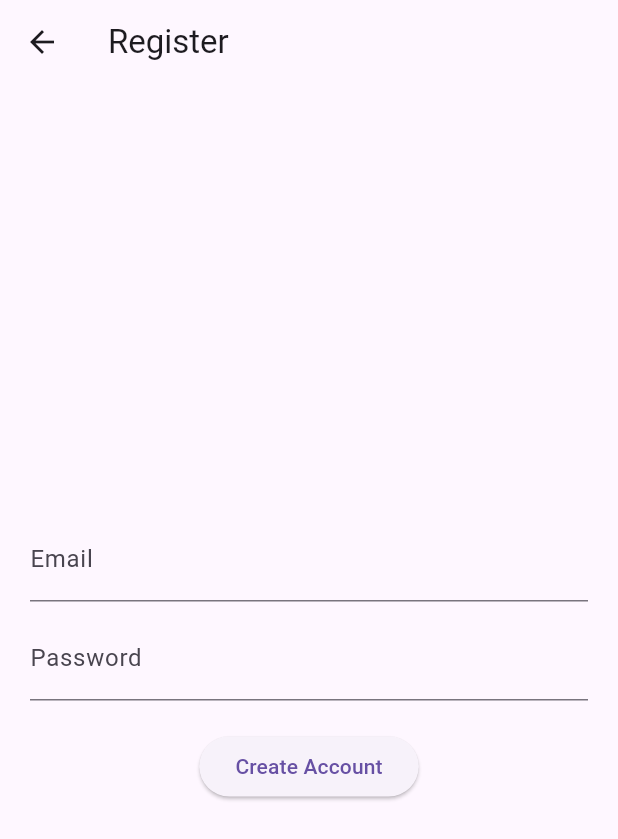
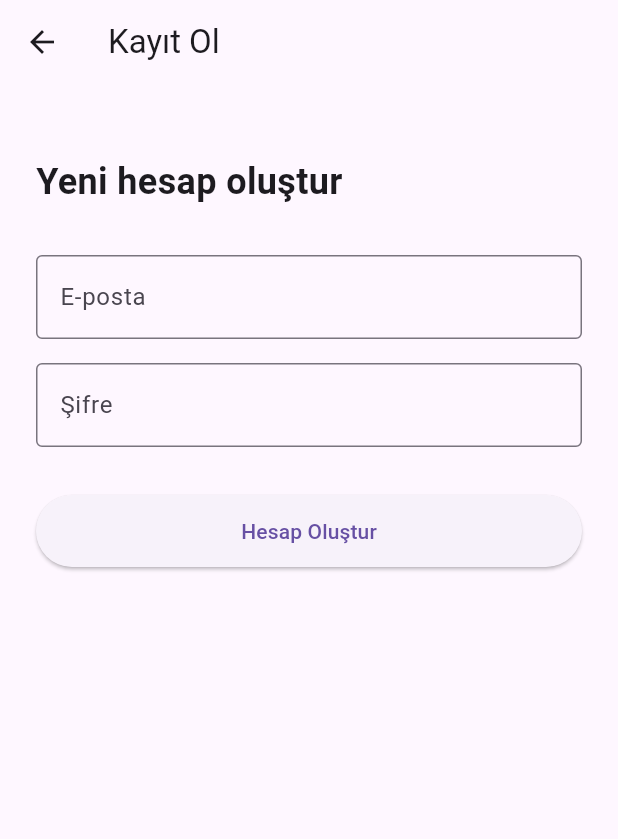
Before and after one commit to SharpShooter263/MySphereClean, a Flutter app: the RegisterScreen screen opened directly, on a phone screen of 412 x 824 dp. Shown: the top 839 px of the screen. Run offline on Flutter 3.47's test engine with Material 3 defaults, Android fonts, the phone set to English and light mode, and no system bars; our stand-ins replace firebase_auth, firebase_core; accounts and stored records are empty.

Commit message:
Update register_screen.dart

```diff
--- a/lib/screens/register_screen.dart
+++ b/lib/screens/register_screen.dart
@@ -9,63 +9,114 @@ class RegisterScreen extends StatefulWidget {
 }
 
 class _RegisterScreenState extends State<RegisterScreen> {
-  final emailController = TextEditingController();
-  final passwordController = TextEditingController();
-  bool loading = false;
+  final _emailController = TextEditingController();
+  final _passwordController = TextEditingController();
+  bool _isLoading = false;
 
-  Future<void> register() async {
-    setState(() {
-      loading = true;
-    });
+  @override
+  void dispose() {
+    _emailController.dispose();
+    _passwordController.dispose();
+    super.dispose();
+  }
+
+  Future<void> _register() async {
+    final email = _emailController.text.trim();
+    final password = _passwordController.text.trim();
+
+    if (email.isEmpty || password.isEmpty) {
+      _showMessage('E-posta ve şifre boş olamaz.');
+      return;
+    }
+
+    if (password.length < 6) {
+      _showMessage('Şifre en az 6 karakter olmalı.');
+      return;
+    }
+
+    setState(() => _isLoading = true);
 
     try {
       await FirebaseAuth.instance.createUserWithEmailAndPassword(
-        email: emailController.text.trim(),
-        password: passwordController.text.trim(),
+        email: email,
+        password: password,
       );
 
-      ScaffoldMessenger.of(context).showSnackBar(
-        const SnackBar(content: Text('Account Created')),
-      );
+      _showMessage('Kayıt başarılı! Şimdi giriş yapabilirsin.');
 
-      Navigator.pop(context);
+      // Bir önceki sayfaya dön (Login ekranı)
+      if (mounted) Navigator.pop(context);
     } on FirebaseAuthException catch (e) {
-      ScaffoldMessenger.of(context).showSnackBar(
-        SnackBar(content: Text(e.message ?? "Register Failed")),
-      );
+      String msg = 'Kayıt başarısız.';
+      if (e.code == 'email-already-in-use') {
+        msg = 'Bu e-posta zaten kayıtlı.';
+      } else if (e.code == 'invalid-email') {
+        msg = 'Geçersiz e-posta adresi.';
+      } else if (e.code == 'weak-password') {
+        msg = 'Şifre çok zayıf.';
+      }
+      _showMessage(msg);
+    } catch (_) {
+      _showMessage('Beklenmeyen bir hata oluştu.');
+    } finally {
+      if (mounted) setState(() => _isLoading = false);
     }
+  }
 
-    setState(() {
-      loading = false;
-    });
+  void _showMessage(String message) {
+    ScaffoldMessenger.of(context).showSnackBar(
+      SnackBar(content: Text(message)),
+    );
   }
 
   @override
   Widget build(BuildContext context) {
     return Scaffold(
-      appBar: AppBar(title: const Text("Register")),
+      appBar: AppBar(
+        title: const Text('Kayıt Ol'),
+      ),
       body: Padding(
-        padding: const EdgeInsets.all(20),
+        padding: const EdgeInsets.all(24),
         child: Column(
-          mainAxisAlignment: MainAxisAlignment.center,
+          crossAxisAlignment: CrossAxisAlignment.start,
           children: [
+            const SizedBox(height: 24),
+            const Text(
+              'Yeni hesap oluştur',
+              style: TextStyle(
+                fontSize: 24,
+                fontWeight: FontWeight.bold,
+              ),
+            ),
+            const SizedBox(height: 32),
             TextField(
-              controller: emailController,
-              decoration: const InputDecoration(labelText: "Email"),
+              controller: _emailController,
+              keyboardType: TextInputType.emailAddress,
+              decoration: const InputDecoration(
+                labelText: 'E-posta',
+                border: OutlineInputBorder(),
+              ),
             ),
-            const SizedBox(height: 10),
+            const SizedBox(height: 16),
             TextField(
-              controller: passwordController,
-              decoration: const InputDecoration(labelText: "Password"),
+              controller: _passwordController,
               obscureText: true,
+              decoration: const InputDecoration(
+                labelText: 'Şifre',
+                border: OutlineInputBorder(),
+              ),
             ),
-            const SizedBox(height: 20),
-            loading
-                ? const CircularProgressIndicator()
-                : ElevatedButton(
-                    onPressed: register,
-                    child: const Text("Create Account"),
-                  ),
+            const SizedBox(height: 32),
+            SizedBox(
+              width: double.infinity,
+              height: 48,
+              child: ElevatedButton(
+                onPressed: _isLoading ? null : _register,
+                child: _isLoading
+                    ? const CircularProgressIndicator()
+                    : const Text('Hesap Oluştur'),
+              ),
+            ),
           ],
         ),
       ),
```
